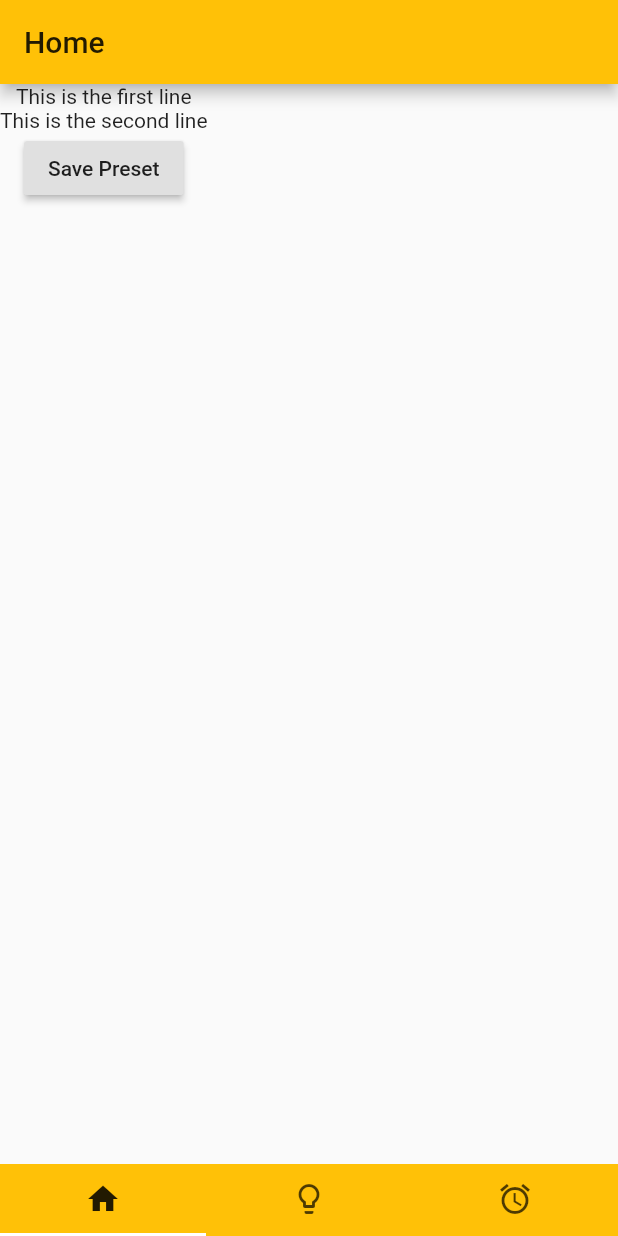
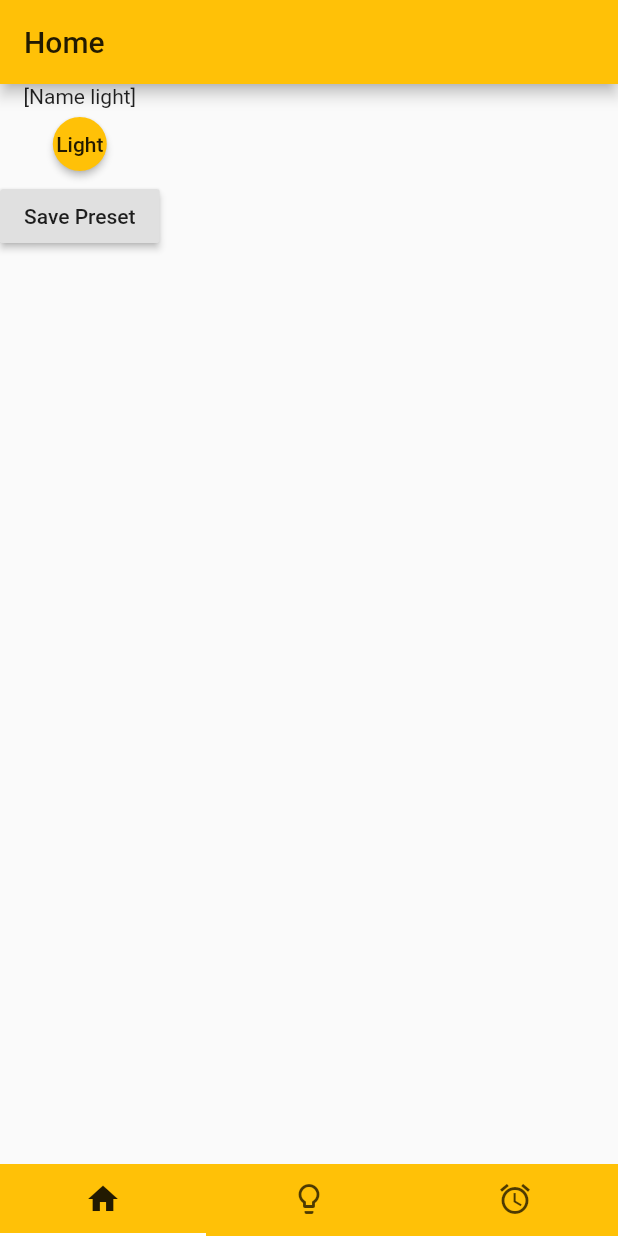
Before and after one commit to Selina-Knaepen/HomeLight, a Flutter app: the screen it shows after launch, on a phone screen of 412 x 824 dp. Run offline on Flutter 3.47's test engine with Material 2 defaults, Android fonts, the phone set to English and light mode, and no system bars; our stand-ins replace fluttertoast.

Commit message:
Add light button

```diff
--- a/frontend/home_light/lib/home.dart
+++ b/frontend/home_light/lib/home.dart
@@ -1,5 +1,6 @@
 import 'package:flutter/cupertino.dart';
 import 'package:flutter/material.dart';
+import 'package:fluttertoast/fluttertoast.dart';
 
 class Home extends StatefulWidget
 {
@@ -21,14 +22,29 @@ class HomeState extends State<Home>
       ),
       body: Column(
         children: <Widget>[
-          Text('This is the first line'),
-          Text('This is the second line'),
+          Text('[Name light]'),
+          MaterialButton(
+            shape: CircleBorder(),
+            child: Text('Light'),
+            color: Colors.amber,
+            onPressed: () { _turnOnLight(); },
+          ),
           RaisedButton(
-            onPressed: () {},
+            onPressed: () { _savePreset(); },
             child: Text('Save Preset'),
           )
         ],
       ),
     );
   }
+
+  void _turnOnLight()
+  {
+    Fluttertoast.showToast(msg: 'Lights have been turned on');
+  }
+
+  void _savePreset()
+  {
+
+  }
 }
--- a/frontend/home_light/pubspec.yaml
+++ b/frontend/home_light/pubspec.yaml
@@ -23,6 +23,7 @@ dependencies:
   # The following adds the Cupertino Icons font to your application.
   # Use with the CupertinoIcons class for iOS style icons.
   cupertino_icons: ^0.1.2
+  fluttertoast: ^7.1.1
 
 dev_dependencies:
   flutter_test:
```
Also changed, not shown: frontend/home_light/pubspec.lock.
